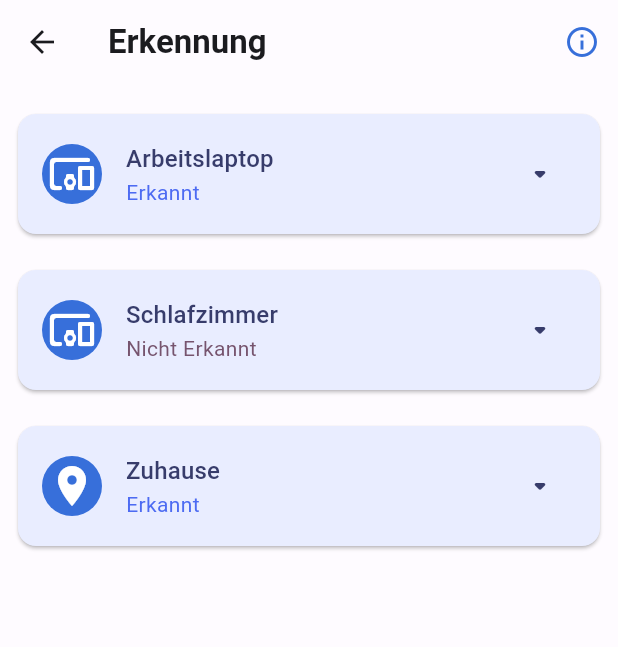
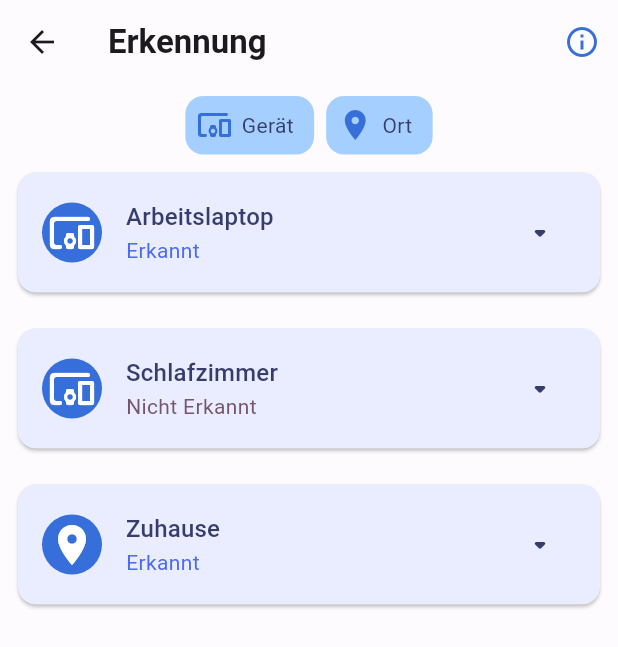
Before and after one commit to tosoikea/beaconscious, a Flutter app: the screen it shows after launch, after a tap on "Erkennung", on a phone screen of 412 x 824 dp. Shown: the top 647 px of the screen. Run offline on Flutter 3.47's test engine with Material 2 defaults, Android fonts, the phone set to English and light mode, and no system bars; our stand-ins replace equatable, flutter_bloc; generated files the repository leaves out were written again; Roboto replaces fonts that are missing (Oxygen).

Commit message:
[+] Added filter for detection

```diff
--- a/beaconscious/lib/l10n/app_de.arb
+++ b/beaconscious/lib/l10n/app_de.arb
@@ -77,6 +77,8 @@
   "detection_device_bluetooth_name": "Bluetooth-Name",
   "detection_device_bluetooth_strength": "Signalstärke",
   "detection_detector_created_at": "hinzugefügt am {date}",
+  "detection_device" : "Gerät",
+  "detection_location" : "Ort",
   "@detection_detector_created_at": {
     "placeholders": {
       "date": {
--- a/beaconscious/lib/pages/detection_page.dart
+++ b/beaconscious/lib/pages/detection_page.dart
@@ -1,13 +1,7 @@
-import 'package:beaconscious/blocs/detection/detection_cubit.dart';
-import 'package:beaconscious/blocs/detection/detection_state.dart';
-import 'package:beaconscious/constants.dart';
 import 'package:beaconscious/pages/beaconscious_page.dart';
-import 'package:beaconscious/utils/detector_icon_visitor.dart';
-import 'package:beaconscious/widgets/cards/custom_card.dart';
-import 'package:beaconscious/widgets/detector_widget.dart';
+import 'package:beaconscious/widgets/detection_screen_widget.dart';
 import 'package:flutter/material.dart';
 import 'package:flutter/src/widgets/framework.dart';
-import 'package:flutter_bloc/flutter_bloc.dart';
 import 'package:flutter_gen/gen_l10n/app_localizations.dart';
 
 class DetectionPage extends BeaconsciousPage {
@@ -29,26 +23,9 @@ class DetectionPage extends BeaconsciousPage {
                         Icons.info_outlined))
               ],
             ),
-            body: Padding(
-              padding: const EdgeInsets.all(8.0),
-              child: BlocBuilder<DetectionCubit, DetectionState>(
-                builder: (context, state) => SingleChildScrollView(
-                  child: Column(
-                    children: state.detectors.map((e) {
-                      bool isCurrent =
-                          state.detected.any((element) => element.id == e.id);
-
-                      return Padding(
-                        padding: const EdgeInsets.only(top: 8.0, bottom: 8.0),
-                        child: DetectorWidget(
-                          active: isCurrent,
-                          detector: e,
-                        ),
-                      );
-                    }).toList(growable: false),
-                  ),
-                ),
-              ),
+            body: const Padding(
+              padding: EdgeInsets.all(8.0),
+              child: DetectionScreenWidget(),
             ));
       });
 }
--- a/beaconscious/lib/repositories/detection/models/detector.dart
+++ b/beaconscious/lib/repositories/detection/models/detector.dart
@@ -6,7 +6,8 @@ abstract class Detector extends Equatable {
   final String name;
   final DateTime creationDate;
 
-  const Detector({required this.id, required this.name, required this.creationDate});
+  const Detector(
+      {required this.id, required this.name, required this.creationDate});
 
   O accept<I, O>(DetectorVisitor<I, O> visitor, I state);
 
--- a/beaconscious/lib/repositories/detection/models/device.dart
+++ b/beaconscious/lib/repositories/detection/models/device.dart
@@ -12,13 +12,25 @@ class Device extends Detector {
   }) : super(id: id, name: name, creationDate: creationDate);
 
   @override
-  O accept<I, O>(DetectorVisitor<I, O> visitor, I state) => visitor.visitDevice(this, state);
+  O accept<I, O>(DetectorVisitor<I, O> visitor, I state) =>
+      visitor.visitDevice(this, state);
+
+  Device copyWith(
+          {String? id,
+          String? name,
+          DateTime? creationDate,
+          String? address}) =>
+      Device(
+          id: id ?? this.id,
+          name: name ?? this.name,
+          creationDate: creationDate ?? this.creationDate,
+          address: address ?? this.address);
 
   @override
   List<Object?> get props => super.props..addAll([address]);
 
   static final empty = Device(
-    id: "",
+      id: "",
       name: "",
       address: "",
       creationDate: DateTime.fromMillisecondsSinceEpoch(0));
--- a/beaconscious/lib/repositories/detection/models/location.dart
+++ b/beaconscious/lib/repositories/detection/models/location.dart
@@ -6,21 +6,35 @@ class Location extends Detector {
   final double longitude;
 
   const Location(
-      {
-        required String id,required String name,
+      {required String id,
+      required String name,
       required DateTime creationDate,
       required this.latitude,
       required this.longitude})
       : super(id: id, name: name, creationDate: creationDate);
 
   @override
-  O accept<I, O>(DetectorVisitor<I, O> visitor, I state) => visitor.visitLocation(this, state);
+  O accept<I, O>(DetectorVisitor<I, O> visitor, I state) =>
+      visitor.visitLocation(this, state);
+
+  Location copyWith(
+          {String? id,
+          String? name,
+          DateTime? creationDate,
+          double? latitude,
+          double? longitude}) =>
+      Location(
+          id: id ?? this.id,
+          name: name ?? this.name,
+          creationDate: creationDate ?? this.creationDate,
+          latitude: latitude ?? this.latitude,
+          longitude: longitude ?? this.longitude);
 
   @override
   List<Object?> get props => super.props..addAll([latitude, longitude]);
 
   static final empty = Location(
-    id: "",
+      id: "",
       name: "",
       latitude: 0,
       longitude: 0,
--- /dev/null
+++ b/beaconscious/lib/widgets/detection_screen_widget.dart
@@ -0,0 +1,73 @@
+import 'package:beaconscious/blocs/detection/detection.dart';
+import 'package:beaconscious/repositories/detection/models/models.dart';
+import 'package:beaconscious/widgets/detector_chip.dart';
+import 'package:beaconscious/widgets/detector_widget.dart';
+import 'package:flutter/cupertino.dart';
+import 'package:flutter_bloc/flutter_bloc.dart';
+import 'package:flutter_gen/gen_l10n/app_localizations.dart';
+
+class DetectionScreenWidget extends StatefulWidget {
+  const DetectionScreenWidget({Key? key}) : super(key: key);
+
+  @override
+  State<StatefulWidget> createState() => _DetectionScreenWidget();
+}
+
+class _DetectionScreenWidget extends State<DetectionScreenWidget> {
+  bool devicesActive = true;
+  bool locationsActive = true;
+
+  @override
+  Widget build(BuildContext context) =>
+      BlocBuilder<DetectionCubit, DetectionState>(
+        builder: (context, state) => Container(
+          width: double.infinity,
+          child: Column(
+            crossAxisAlignment: CrossAxisAlignment.center,
+            children: [
+              Wrap(
+                spacing: 8,
+                children: [
+                  DetectorChip(
+                    detector: Device.empty.copyWith(
+                        name: AppLocalizations.of(context)!.detection_device),
+                    selected: devicesActive,
+                    onTap: () => setState(() {
+                      devicesActive = !devicesActive;
+                    }),
+                  ),
+                  DetectorChip(
+                    detector: Location.empty.copyWith(
+                        name: AppLocalizations.of(context)!.detection_location),
+                    selected: locationsActive,
+                    onTap: () => setState(() {
+                      locationsActive = !locationsActive;
+                    }),
+                  )
+                ],
+              ),
+              SingleChildScrollView(
+                child: Column(
+                  children: state.detectors
+                      .where((element) =>
+                          (devicesActive && element is Device) ||
+                          (locationsActive && element is Location))
+                      .map((e) {
+                    bool isCurrent =
+                        state.detected.any((element) => element.id == e.id);
+
+                    return Padding(
+                      padding: const EdgeInsets.only(top: 8.0, bottom: 8.0),
+                      child: DetectorWidget(
+                        active: isCurrent,
+                        detector: e,
+                      ),
+                    );
+                  }).toList(growable: false),
+                ),
+              ),
+            ],
+          ),
+        ),
+      );
+}
```
